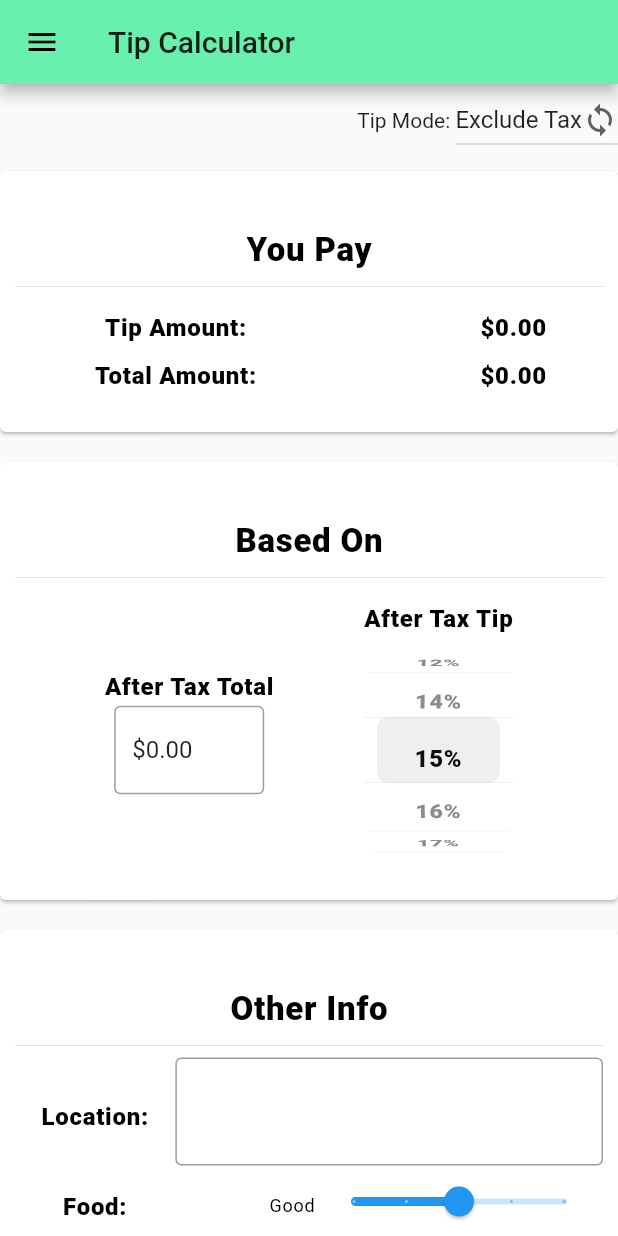
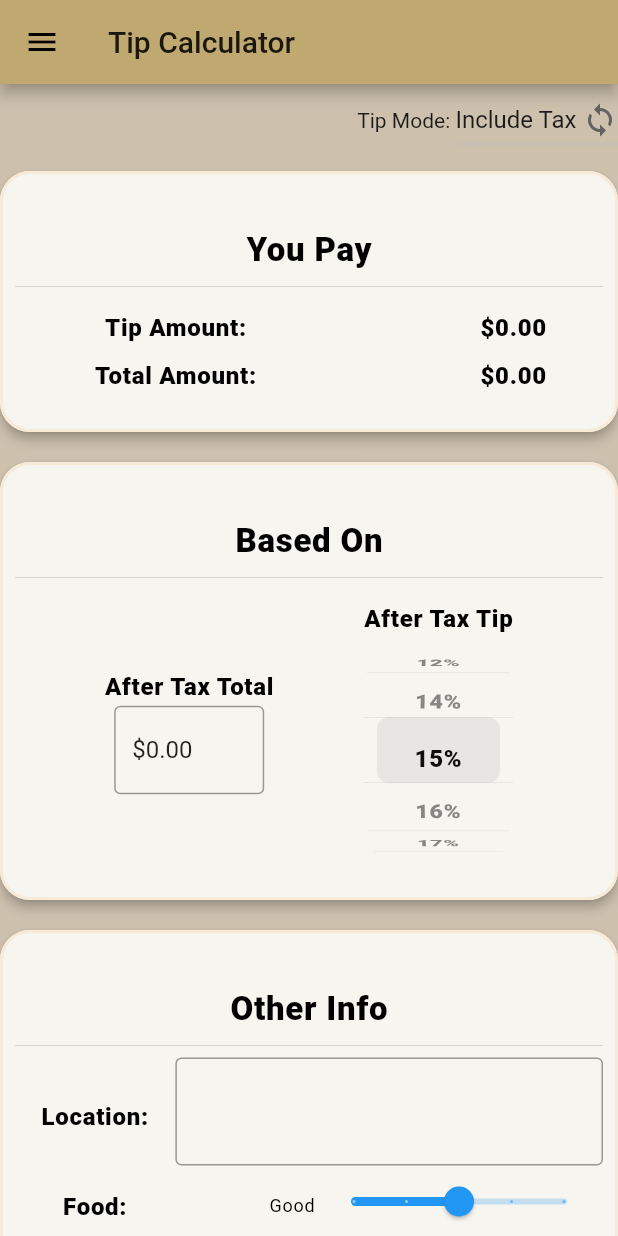
Before and after one commit to desmondgee/tip_and_review, a Flutter app: the screen it shows after launch, on a phone screen of 412 x 824 dp. Run offline on Flutter 3.47's test engine with Material 2 defaults, Android fonts, the phone set to English and light mode, and no system bars; our stand-ins replace shared_preferences; statements that could not run were skipped.

Commit message:
styling and fix tip mode labels

```diff
--- a/lib/main.dart
+++ b/lib/main.dart
@@ -7,6 +7,7 @@ import 'package:flutter/material.dart';
 import 'package:flutterapp/model/payment/m_payment.dart';
 import 'package:flutterapp/model/payment/tt_payment.dart';
 import 'package:flutterapp/model/payment/ut_payment.dart';
+import 'package:flutterapp/style.dart';
 import 'package:flutterapp/widget/payment_history.dart';
 import 'package:flutterapp/widget/tip_calculator.dart';
 import 'package:shared_preferences/shared_preferences.dart';
@@ -25,7 +26,7 @@ MaterialApp tipApp() {
   return MaterialApp(
     title: 'Tip App',
     theme: ThemeData(
-      primaryColor: Colors.greenAccent,
+      primaryColor: Color.fromRGBO(192, 169, 112, 1),
     ),
     home: TipMain(),
   );
@@ -80,6 +81,7 @@ class _TipMainState extends State<TipMain> {
     return Scaffold(
       appBar: AppBar(title: Text(navigationTitles[navigationIndex])),
       body: body,
+      backgroundColor: Style.backgroundColor,
       drawer: Drawer(
         // Add a ListView to the drawer. This ensures the user can scroll
         // through the options in the drawer if there isn't enough vertical
--- a/lib/style.dart
+++ b/lib/style.dart
@@ -45,4 +45,6 @@ class Style {
     fontSize: 22,
     height: 2,
   );
+
+  static final backgroundColor = Color.fromRGBO(205, 193, 174, 1);
 }
--- a/lib/widget/section.dart
+++ b/lib/widget/section.dart
@@ -17,6 +17,13 @@ class _SectionState extends State<Section> {
         child: SizedBox(
             width: 500,
             child: Card(
+                color: Color.fromRGBO(247, 245, 240, 1),
+                elevation: 3,
+                shape: RoundedRectangleBorder(
+                  side: BorderSide(
+                      width: 2, color: Color.fromRGBO(247, 234, 215, 1)),
+                  borderRadius: BorderRadius.circular(20.0),
+                ),
                 margin: EdgeInsets.symmetric(vertical: 10.0),
                 child: Padding(
                     padding:
--- a/lib/widget/tip_calculator.dart
+++ b/lib/widget/tip_calculator.dart
@@ -19,7 +19,7 @@ class TipCalculator extends StatefulWidget {
   TipCalculatorState createState() => TipCalculatorState();
 }
 
-var dropdownLabels = <String>['Exclude Tax', 'Include Tax', 'Custom'];
+var dropdownLabels = <String>['Include Tax', 'Exclude Tax', 'Custom'];
 var dropdownItems = dropdownLabels
     .asMap()
     .entries
--- a/lib/widget/tip_calculator/calculator_scaffold.dart
+++ b/lib/widget/tip_calculator/calculator_scaffold.dart
@@ -18,6 +18,7 @@ class _CalculatorScaffoldState extends State<CalculatorScaffold> {
   @override
   Widget build(BuildContext context) {
     return Scaffold(
+        backgroundColor: Style.backgroundColor,
         floatingActionButton: widget.isSavable
             ? FloatingActionButton(
                 onPressed: () {
```
